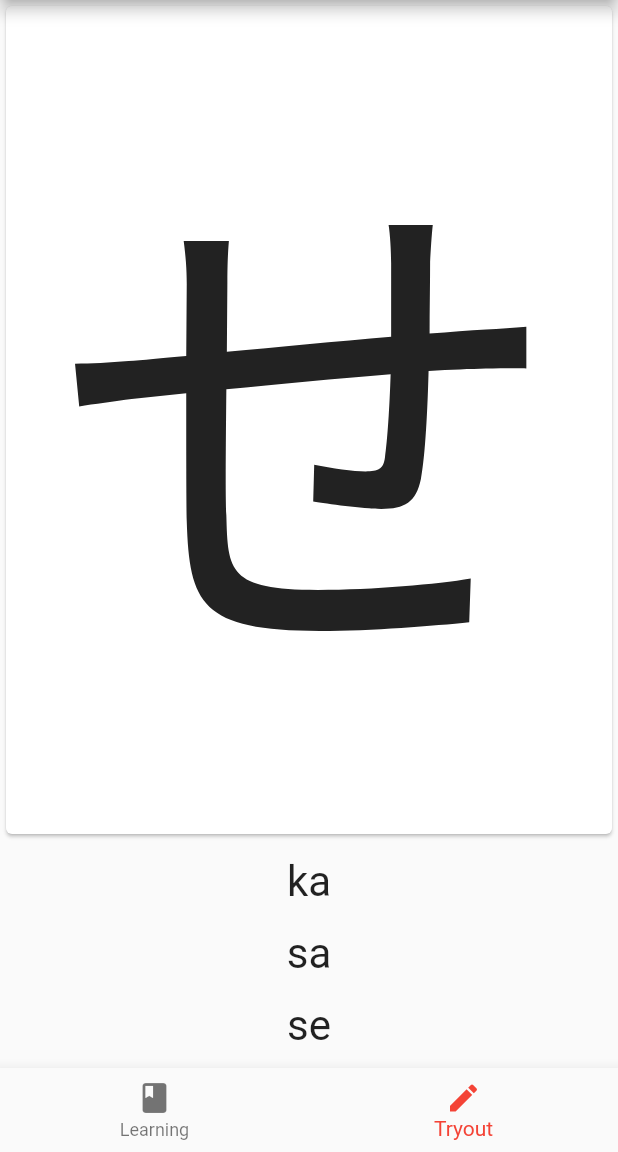
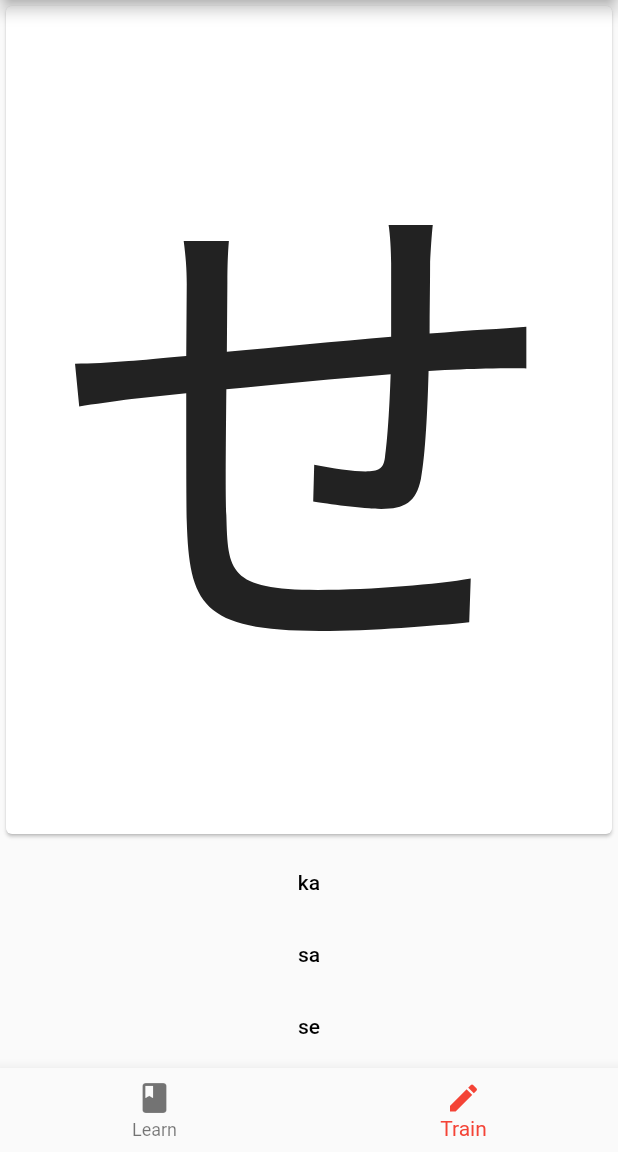
Before and after one commit to Simferoce/learning_hiragana, a Flutter app: the screen it shows after launch, item 2 of the bottom bar chosen, on a phone screen of 412 x 824 dp, the part 84-1236 px from its top. Run offline on Flutter 3.47's test engine with Material 2 defaults, Android fonts, the phone set to English and light mode, and no system bars.

Commit message:
finish training activity

```diff
--- a/lib/app/home/home.dart
+++ b/lib/app/home/home.dart
@@ -1,6 +1,6 @@
 import 'package:flutter/material.dart';
 import 'package:tp3/app/learning/learning.dart';
-import 'package:tp3/app/tryout/tryout.dart';
+import 'package:tp3/app/training/training.dart';
 import 'package:tp3/util/strings.dart';
 
 class Home extends StatefulWidget {
@@ -13,7 +13,7 @@ class Home extends StatefulWidget {
 
 class HomeState extends State<Home> {
   int _selectedIndex = 0;
-  final _widgets = [Learning(), Tryout()];
+  final _widgets = [Learning(), Training()];
 
   @override
   Widget build(BuildContext context) {
@@ -25,8 +25,8 @@ class HomeState extends State<Home> {
       ),
       body: Center(child: _widgets.elementAt(_selectedIndex)),
       bottomNavigationBar: BottomNavigationBar(items: <BottomNavigationBarItem>[
-        BottomNavigationBarItem(icon: Icon(Icons.book), title: Text("Learning")),
-        BottomNavigationBarItem(icon: Icon(Icons.create), title: Text("Tryout"))
+        BottomNavigationBarItem(icon: Icon(Icons.book), title: Text(strings.learn)),
+        BottomNavigationBarItem(icon: Icon(Icons.create), title: Text(strings.train))
       ],
       currentIndex: _selectedIndex,
           fixedColor: Colors.red,
--- /dev/null
+++ b/lib/app/training/question.dart
@@ -0,0 +1,53 @@
+import 'dart:math';
+
+import 'package:tp3/app/hiragana/hiragana.dart';
+
+class Answer {
+  String answer = "";
+  bool hasBeenAnswered = false;
+
+  Answer(this.answer);
+}
+
+class Question {
+  static const _NUMBER_OF_POSSIBLE_ANSWERS = 3;
+
+  final _random = Random();
+  final answers = [];
+  int rightAnswerPosition;
+
+  String letter;
+
+  Question() {
+    answers.length = _NUMBER_OF_POSSIBLE_ANSWERS;
+  }
+
+  generate() {
+    int rightAnswerIndex = _random.nextInt(Hiraganas.length);
+    rightAnswerPosition = _random.nextInt(_NUMBER_OF_POSSIBLE_ANSWERS);
+
+    letter = Hiraganas.keys.elementAt(rightAnswerIndex);
+    for (int i = 0; i < _NUMBER_OF_POSSIBLE_ANSWERS; i++) {
+      if (i == rightAnswerPosition) {
+        answers[i] = Answer(Hiraganas.values.elementAt(rightAnswerIndex));
+      } else {
+        int _randomIndex;
+        int _tryRandom = 0;
+        do {
+          _randomIndex = _random.nextInt(Hiraganas.length);
+          _tryRandom++;
+        } while (_randomIndex == rightAnswerIndex && _tryRandom < 5);
+
+        answers[i] = Answer(Hiraganas.values.elementAt(_randomIndex));
+      }
+    }
+  }
+
+  void answerQuestion(Function() onRightAnswer, int index) {
+    if (index == rightAnswerPosition) {
+      onRightAnswer();
+    }
+
+    answers[index].hasBeenAnswered = true;
+  }
+}
--- /dev/null
+++ b/lib/app/training/training.dart
@@ -0,0 +1,94 @@
+import 'package:flutter/material.dart';
+import 'package:tp3/app/training/question.dart';
+import 'package:tp3/util/dimensions.dart';
+
+class Training extends StatefulWidget {
+  State<StatefulWidget> createState() => TrainingState();
+}
+
+class TrainingState extends State<Training> {
+  Question question = Question();
+
+  TrainingState() {
+    question.generate();
+  }
+
+  void onRightAnswerAnswered() {
+    question = Question();
+    question.generate();
+  }
+
+  @override
+  Widget build(BuildContext context) {
+    return Column(
+      crossAxisAlignment: CrossAxisAlignment.stretch,
+      children: <Widget>[
+        Expanded(
+          child: Card(
+            child: Padding(
+              padding: const EdgeInsets.all(PaddingLarge),
+              child: FittedBox(
+                child: Text(question.letter),
+              ),
+            ),
+          ),
+        ),
+        Padding(
+          padding: const EdgeInsets.all(PaddingNormal),
+          child: Column(
+            children: <Widget>[
+              Padding(
+                padding: const EdgeInsets.all(0),
+                child: FlatButton(
+                    onPressed: question.answers[0].hasBeenAnswered
+                        ? null
+                        : () => setState(() {
+                              question.answerQuestion(onRightAnswerAnswered, 0);
+                            }),
+                    child: Text(
+                      question.answers[0].answer,
+                      style: TextStyle(
+                          color: !question.answers[0].hasBeenAnswered
+                              ? Colors.black
+                              : Colors.red),
+                    )),
+              ),
+              Padding(
+                padding: const EdgeInsets.all(0),
+                child: FlatButton(
+                    onPressed: question.answers[1].hasBeenAnswered
+                        ? null
+                        : () => setState(() {
+                              question.answerQuestion(onRightAnswerAnswered, 1);
+                            }),
+                    child: Text(
+                      question.answers[1].answer,
+                      style: TextStyle(
+                          color: !question.answers[1].hasBeenAnswered
+                              ? Colors.black
+                              : Colors.red),
+                    )),
+              ),
+              Padding(
+                padding: const EdgeInsets.all(0),
+                child: FlatButton(
+                    onPressed: question.answers[2].hasBeenAnswered
+                        ? null
+                        : () => setState(() {
+                            question.answerQuestion(onRightAnswerAnswered, 2);
+                          }),
+                    child: Text(
+                      question.answers[2].answer,
+                      style: TextStyle(
+                          color: !question.answers[2].hasBeenAnswered
+                              ? Colors.black
+                              : Colors.red),
+                    )),
+              )
+            ],
+          ),
+        ) //Text("TEST")
+      ],
+    );
+  }
+}
--- a/lib/app/tryout/tryout.dart
+++ /dev/null
@@ -1,98 +0,0 @@
-import 'dart:math';
-
-import 'package:flutter/material.dart';
-import 'package:tp3/app/hiragana/hiragana.dart';
-import 'package:tp3/util/dimensions.dart';
-
-class Tryout extends StatefulWidget {
-  State<StatefulWidget> createState() => TryoutState();
-}
-
-class TryoutState extends State<Tryout> {
-  Question question = Question();
-
-  TryoutState() {
-    question.generate();
-  }
-
-  @override
-  Widget build(BuildContext context) {
-    return Column(
-      crossAxisAlignment: CrossAxisAlignment.stretch,
-      children: <Widget>[
-        Expanded(
-
-          child: Card(
-            child: Padding(
-              padding: const EdgeInsets.all(PaddingLarge),
-              child: FittedBox(
-                child: Text(question.letter),
-              ),
-            ),
-          ),
-        ),
-        Padding(
-          padding: const EdgeInsets.all(PaddingNormal),
-          child: Column(
-            children: <Widget>[
-              Padding(
-                padding: const EdgeInsets.all(0),
-                child: RawMaterialButton(
-                    child: Text(question.answers[0], textScaleFactor: FontScaleDisplay1),
-                    onPressed: () {
-                      onButtonPressed(0);
-                    }),
-              ),
-              Padding(
-                padding: const EdgeInsets.all(0),
-                child: RawMaterialButton(
-                    child: Text(question.answers[1], textScaleFactor: FontScaleDisplay1),
-                    onPressed: () {
-                      onButtonPressed(1);
-                    }),
-              ),
-              Padding(
-                padding: const EdgeInsets.all(0),
-                child: RawMaterialButton(
-                    child: Text(question.answers[2], textScaleFactor: FontScaleDisplay1,),
-                    onPressed: () {
-                      onButtonPressed(2);
-                    }),
-              )
-            ],
-          ),
-        ) //Text("TEST")
-      ],
-    );
-  }
-
-  onButtonPressed(int index) {}
-}
-
-class Question {
-  static const _NUMBER_OF_POSSIBLE_ANSWERS = 3;
-
-  final _random = Random();
-  final answers = [];
-
-  String letter;
-
-  Question() {
-    answers.length = _NUMBER_OF_POSSIBLE_ANSWERS;
-  }
-
-  generate() {
-    int rightAnswerIndex = _random.nextInt(Hiraganas.length);
-    int rightAnswerPosition = _random.nextInt(_NUMBER_OF_POSSIBLE_ANSWERS);
-
-    letter = Hiraganas.keys.elementAt(rightAnswerIndex);
-    for (int i = 0; i < _NUMBER_OF_POSSIBLE_ANSWERS; i++) {
-      if (i == rightAnswerPosition) {
-        answers[i] = Hiraganas.values.elementAt(rightAnswerIndex);
-      } else {
-        answers[i] =
-            Hiraganas.values.elementAt(_random.nextInt(Hiraganas.length));
-      }
-    }
-  }
-}
```
